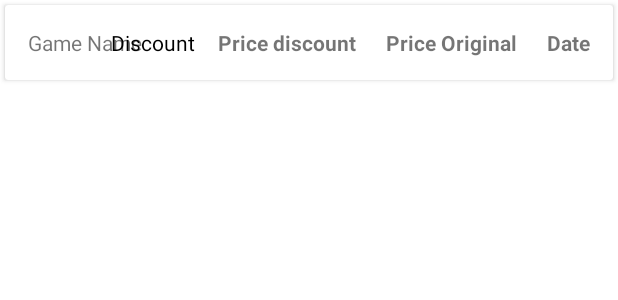
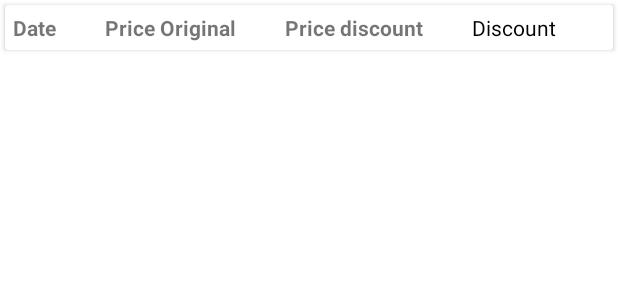
Before and after one commit to Ander-RL/Steam-Scraper-Android, an Android app: the layout recyclerview_pricehistory_layout.xml on its own in the app's theme, with its tools: preview values and no code run, on a phone screen of 412 x 824 dp. Shown: the top 300 px of the screen. Run offline under Robolectric (Android 15) with nearby library versions, the phone set to English and light mode, and no system bars.

Commit message:
New linear layout for recylcerview price history

```diff
--- a/app/src/main/java/com/arl/steamscraper/DisplayPriceActivity.kt
+++ b/app/src/main/java/com/arl/steamscraper/DisplayPriceActivity.kt
@@ -61,7 +61,6 @@ class DisplayPriceActivity : AppCompatActivity()  {
                     priceList = games.listPrice as ArrayList<Price>
                 }
             }
-            adapter.gameName = game?.name.toString()
             adapter.setData(priceList)
         }
     }
--- a/app/src/main/java/com/arl/steamscraper/rvAdapters/RVpriceAdapter.kt
+++ b/app/src/main/java/com/arl/steamscraper/rvAdapters/RVpriceAdapter.kt
@@ -22,19 +22,16 @@ import java.net.URL
 class RVpriceAdapter(val context: Context) : RecyclerView.Adapter<RVpriceAdapter.ViewHolder>() {
 
     var gameData = arrayListOf<Price>()
-    var gameName = ""
     private var originalPrice: Double = 0.0
     private var listener: OnItemClickListener? = null
 
     fun setData(games: List<Price>) {
         gameData = games as ArrayList<Price>
         notifyDataSetChanged()
-        Log.d("RV", "List size = ${gameData.size}")
     }
 
     // Nested class
     inner class ViewHolder(view: View) : RecyclerView.ViewHolder(view) {
-        val tvGameName: TextView
         val tvPriceOriginal: TextView
         val tvPriceDiscount: TextView
         val tvDiscount: TextView
@@ -42,7 +39,6 @@ class RVpriceAdapter(val context: Context) : RecyclerView.Adapter<RVpriceAdapter
 
         init {
             // Define click listener for the ViewHolder's View.
-            tvGameName = view.findViewById(R.id.tv_game_name)
             tvPriceOriginal = view.findViewById(R.id.tv_price_original)
             tvPriceDiscount = view.findViewById(R.id.tv_price_discount)
             tvDiscount = view.findViewById(R.id.tv_discount)
@@ -82,7 +78,6 @@ class RVpriceAdapter(val context: Context) : RecyclerView.Adapter<RVpriceAdapter
 
 
         viewHolder.tvPriceOriginal.text = originalPrice.toString()
-        viewHolder.tvGameName.text = gameName
         viewHolder.tvPriceDiscount.text = currentFormatted
         viewHolder.tvDiscount.text = discount
         viewHolder.tvDate.text = date // TODO Formatear fecha
--- a/app/src/main/res/layout/recyclerview_pricehistory_layout.xml
+++ b/app/src/main/res/layout/recyclerview_pricehistory_layout.xml
@@ -14,27 +14,18 @@
         app:cardBackgroundColor="@color/white"
         app:cardElevation="2dp">
 
-        <RelativeLayout
+        <LinearLayout
             android:layout_width="match_parent"
             android:layout_height="wrap_content"
+            android:orientation="horizontal"
             android:layout_margin="5dp">
-
-            <TextView
-                android:id="@+id/tv_game_name"
-                android:layout_width="wrap_content"
-                android:layout_height="wrap_content"
-                android:layout_margin="10dp"
-                android:text="@string/game_name" />
 
             <TextView
                 android:id="@+id/tv_price_date"
                 android:layout_width="wrap_content"
                 android:layout_height="wrap_content"
-                android:layout_alignParentEnd="true"
-                android:layout_marginStart="10dp"
-                android:layout_marginTop="10dp"
-                android:layout_marginEnd="10dp"
-                android:layout_marginBottom="10dp"
+                android:layout_weight="1"
+                android:layout_gravity="center"
                 android:text="@string/date"
                 android:textStyle="bold" />
 
@@ -42,11 +33,8 @@
                 android:id="@+id/tv_price_original"
                 android:layout_width="wrap_content"
                 android:layout_height="wrap_content"
-                android:layout_marginStart="10dp"
-                android:layout_marginTop="10dp"
-                android:layout_marginEnd="10dp"
-                android:layout_marginBottom="10dp"
-                android:layout_toStartOf="@id/tv_price_date"
+                android:layout_gravity="center"
+                android:layout_weight="1"
                 android:text="@string/price_original"
                 android:textStyle="bold" />
 
@@ -54,11 +42,8 @@
                 android:id="@+id/tv_price_discount"
                 android:layout_width="wrap_content"
                 android:layout_height="wrap_content"
-                android:layout_marginStart="10dp"
-                android:layout_marginTop="10dp"
-                android:layout_marginEnd="10dp"
-                android:layout_marginBottom="10dp"
-                android:layout_toStartOf="@id/tv_price_original"
+                android:layout_gravity="center"
+                android:layout_weight="1"
                 android:text="@string/price_discount"
                 android:textStyle="bold" />
 
@@ -66,17 +51,11 @@
                 android:id="@+id/tv_discount"
                 android:layout_width="wrap_content"
                 android:layout_height="wrap_content"
-                android:layout_alignBaseline="@id/tv_price_discount"
-                android:layout_alignParentTop="true"
-                android:layout_centerVertical="true"
-                android:layout_marginStart="10dp"
-                android:layout_marginTop="32dp"
-                android:layout_marginEnd="5dp"
-                android:layout_marginBottom="10dp"
-                android:layout_toStartOf="@id/tv_price_discount"
+                android:layout_gravity="center"
+                android:layout_weight="1"
                 android:text="@string/discount"
                 android:textColor="@color/black" />
 
-        </RelativeLayout>
+        </LinearLayout>
     </androidx.cardview.widget.CardView>
 </LinearLayout>
```
